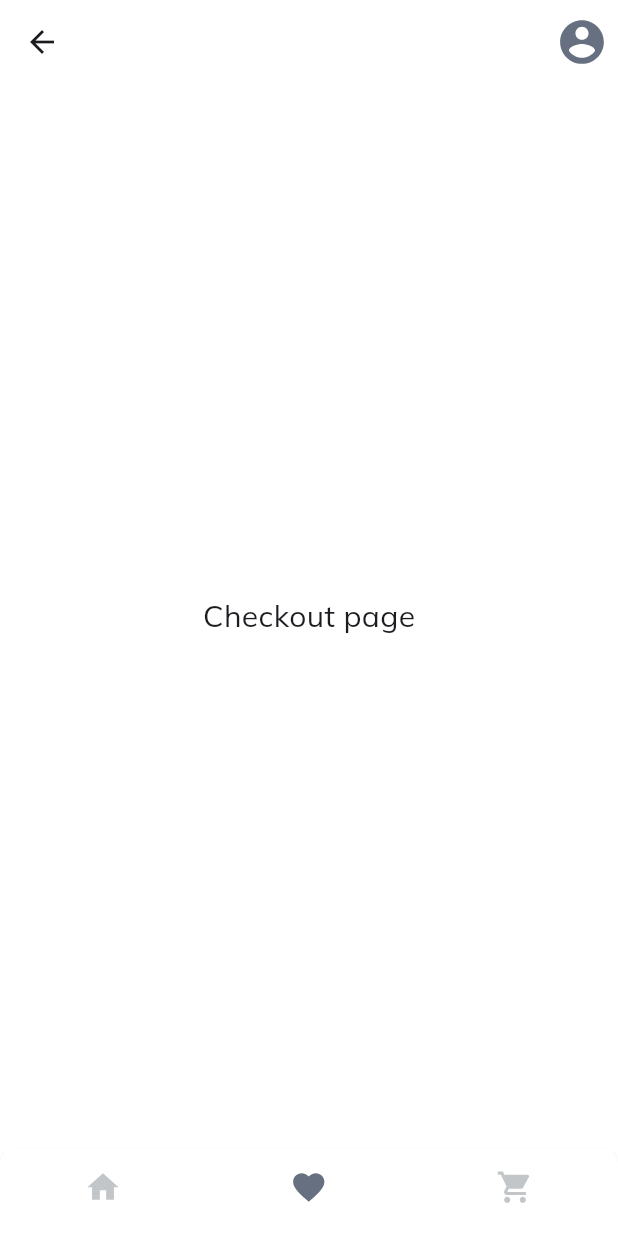
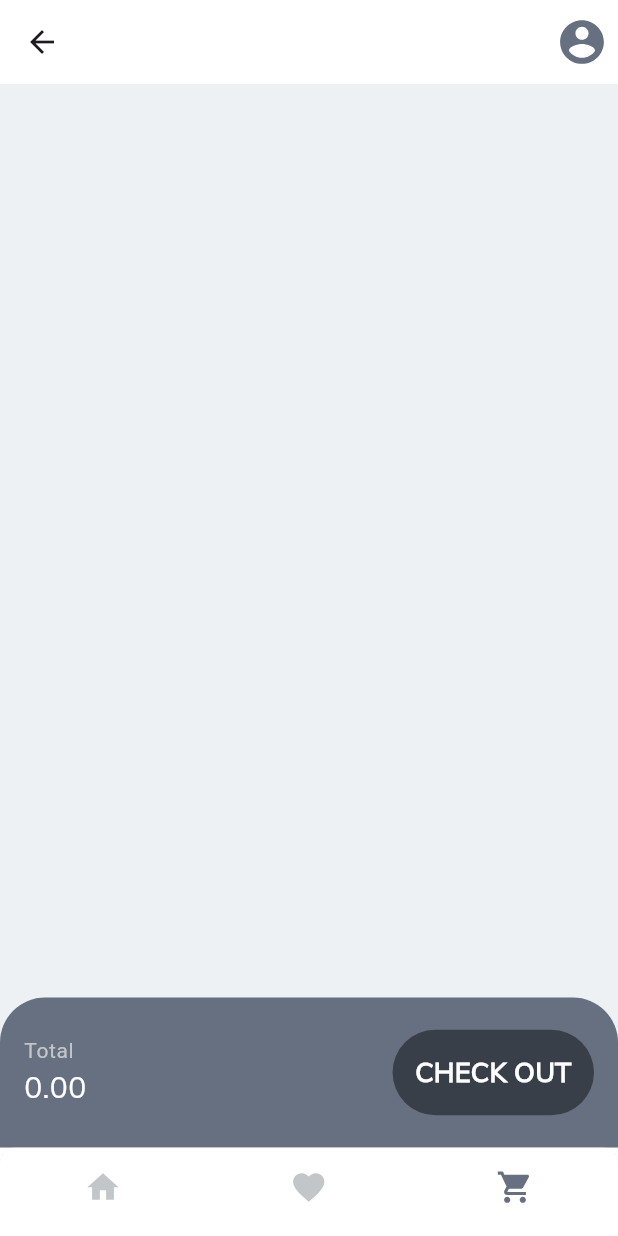
Before and after one commit to SzybkiRito/flutter_shopping_app, a Flutter app: the MainPage screen opened by its route, item 3 of the bottom bar chosen, on a phone screen of 412 x 824 dp. Run offline on Flutter 3.47's test engine with Material 3 defaults, Android fonts, the phone set to English and light mode, and no system bars; our stand-ins replace firebase_auth, firebase_core, flutter_bloc, flutter_svg, get_it, logger and 2 more; accounts and stored records are empty; network calls fail.

Commit message:
Update userId type to String in ShoppingCart model & Make Checkout page

```diff
--- /dev/null
+++ b/lib/bloc/checkout/checkout_event.dart
@@ -0,0 +1,17 @@
+part of 'checkout_bloc.dart';
+
+@immutable
+sealed class CheckoutEvent {}
+
+final class CheckoutFetchEvent extends CheckoutEvent {
+  final String userId;
+
+  CheckoutFetchEvent(this.userId);
+}
+
+final class CheckoutRemoveEvent extends CheckoutEvent {
+  final int index;
+  final ShoppingCart? cart;
+
+  CheckoutRemoveEvent(this.cart, this.index);
+}
--- /dev/null
+++ b/lib/bloc/checkout/checkout_state.dart
@@ -0,0 +1,24 @@
+part of 'checkout_bloc.dart';
+
+@immutable
+sealed class CheckoutState {}
+
+final class CheckoutInitial extends CheckoutState {}
+
+final class CheckoutLoading extends CheckoutState {}
+
+final class CheckoutLoaded extends CheckoutState {
+  final List<Product> products;
+  final List<ShoppingCart?> shoppingCarts;
+
+  CheckoutLoaded({
+    required this.products,
+    required this.shoppingCarts,
+  });
+}
+
+final class CheckoutError extends CheckoutState {
+  final String message;
+
+  CheckoutError({required this.message});
+}
--- a/lib/constants/models/shopping_cart.dart
+++ b/lib/constants/models/shopping_cart.dart
@@ -1,6 +1,6 @@
 class ShoppingCart {
   final int id;
-  final int userId;
+  final String userId;
   final int productId;
   final int quantity;
 
@@ -14,7 +14,7 @@ class ShoppingCart {
   factory ShoppingCart.fromSqflite(Map<String, dynamic> json) {
     return ShoppingCart(
       id: json['id'] as int,
-      userId: json['user_id'] as int,
+      userId: json['user_id'] as String,
       productId: json['product_id'] as int,
       quantity: json['quantity'] as int,
     );
@@ -23,7 +23,7 @@ class ShoppingCart {
   factory ShoppingCart.toSqflite(Map<String, dynamic> json) {
     return ShoppingCart(
       id: json['id'] as int,
-      userId: json['user_id'] as int,
+      userId: json['user_id'] as String,
       productId: json['product_id'] as int,
       quantity: json['quantity'] as int,
     );
--- a/lib/screens/checkout/checkout.dart
+++ b/lib/screens/checkout/checkout.dart
@@ -1,13 +1,122 @@
 import 'package:flutter/material.dart';
+import 'package:flutter_bloc/flutter_bloc.dart';
+import 'package:shopping_app/bloc/checkout/checkout_bloc.dart';
+import 'package:shopping_app/constants/colors.dart';
+import 'package:shopping_app/services/authentication.dart';
+import 'package:shopping_app/services/service_locator.dart';
+import 'package:shopping_app/widgets/elevated_button.dart';
+import 'package:shopping_app/widgets/product/horizontal_product_card.dart';
+import 'package:shopping_app/widgets/top_rounded_container.dart';
 
-class Checkout extends StatelessWidget {
+class Checkout extends StatefulWidget {
   const Checkout({super.key});
 
   @override
+  State<Checkout> createState() => _CheckoutState();
+}
+
+class _CheckoutState extends State<Checkout> {
+  String? userId;
+
+  @override
+  void initState() {
+    super.initState();
+    userId = serviceLocator<Authentication>().userId;
+  }
+
+  @override
   Widget build(BuildContext context) {
-    return const Scaffold(
-      body: Center(
-        child: Text('Checkout page'),
+    return Scaffold(
+      backgroundColor: SphereShopColors.secondaryColor,
+      body: BlocProvider(
+        create: (context) => CheckoutBloc()
+          ..add(
+            CheckoutFetchEvent(userId ?? '0'),
+          ),
+        child: BlocBuilder<CheckoutBloc, CheckoutState>(
+          builder: (context, state) {
+            if (state is CheckoutLoading) {
+              return const Center(
+                child: CircularProgressIndicator(),
+              );
+            } else if (state is CheckoutError) {
+              return Center(
+                child: Text(state.message),
+              );
+            } else if (state is CheckoutLoaded) {
+              return Stack(
+                children: [
+                  Padding(
+                    padding: const EdgeInsets.only(bottom: 100.0), // Height of TopRoundedContainer
+                    child: ListView.builder(
+                      itemCount: state.products.length,
+                      itemBuilder: (context, index) {
+                        return Dismissible(
+                          key: UniqueKey(),
+                          onDismissed: (direction) => context.read<CheckoutBloc>().add(
+                                CheckoutRemoveEvent(
+                                  state.shoppingCarts[index],
+                                  index,
+                                ),
+                              ),
+                          child: Padding(
+                            padding: const EdgeInsets.all(8.0),
+                            child: HorizontalProductCard(product: state.products[index]),
+                          ),
+                        );
+                      },
+                    ),
+                  ),
+                  Align(
+                    alignment: Alignment.bottomCenter,
+                    child: TopRoundedContainer(
+                      child: Row(
+                        mainAxisAlignment: MainAxisAlignment.start,
+                        crossAxisAlignment: CrossAxisAlignment.center,
+                        children: [
+                          Column(
+                            mainAxisAlignment: MainAxisAlignment.center,
+                            crossAxisAlignment: CrossAxisAlignment.start,
+                            children: [
+                              Text(
+                                'Total',
+                                style: Theme.of(context).textTheme.bodySmall!.copyWith(
+                                      color: SphereShopColors.secondaryColorDark,
+                                      fontSize: 14,
+                                    ),
+                              ),
+                              Text(
+                                context.read<CheckoutBloc>().calculateTotalPrice(state.products),
+                                style: Theme.of(context).textTheme.bodyMedium!.copyWith(
+                                      color: SphereShopColors.white,
+                                    ),
+                              ),
+                            ],
+                          ),
+                          const Spacer(),
+                          SphereShopElevatedButton(
+                            backgroundColor: SphereShopColors.primaryColorDark,
+                            onPressed: () {},
+                            child: Text(
+                              'CHECK OUT',
+                              style: Theme.of(context).textTheme.titleMedium!.copyWith(
+                                    color: SphereShopColors.white,
+                                  ),
+                            ),
+                          )
+                        ],
+                      ),
+                    ),
+                  )
+                ],
+              );
+            } else {
+              return const Center(
+                child: Text('Something went wrong'),
+              );
+            }
+          },
+        ),
       ),
     );
   }
--- a/lib/widgets/bottom_navigation_bar.dart
+++ b/lib/widgets/bottom_navigation_bar.dart
@@ -46,7 +46,7 @@ class _AppBottomNavigationBarState extends State<AppBottomNavigationBar> {
             icon: SvgPicture.asset(
               'assets/icons/favorite.svg',
               colorFilter: ColorFilter.mode(
-                widget.selectedIndex == 2 ? SphereShopColors.primaryColor : SphereShopColors.secondaryColorDark,
+                widget.selectedIndex == 1 ? SphereShopColors.primaryColor : SphereShopColors.secondaryColorDark,
                 BlendMode.srcIn,
               ),
             ),
@@ -56,7 +56,7 @@ class _AppBottomNavigationBarState extends State<AppBottomNavigationBar> {
             icon: SvgPicture.asset(
               'assets/icons/shopping_cart.svg',
               colorFilter: ColorFilter.mode(
-                widget.selectedIndex == 3 ? SphereShopColors.primaryColor : SphereShopColors.secondaryColorDark,
+                widget.selectedIndex == 2 ? SphereShopColors.primaryColor : SphereShopColors.secondaryColorDark,
                 BlendMode.srcIn,
               ),
             ),
--- /dev/null
+++ b/lib/widgets/top_rounded_container.dart
@@ -0,0 +1,28 @@
+import 'package:flutter/material.dart';
+import 'package:shopping_app/constants/colors.dart';
+
+class TopRoundedContainer extends StatelessWidget {
+  final Widget child;
+  const TopRoundedContainer({
+    super.key,
+    required this.child,
+  });
+
+  @override
+  Widget build(BuildContext context) {
+    return Container(
+      height: 100,
+      decoration: BoxDecoration(
+        color: SphereShopColors.primaryColor,
+        borderRadius: const BorderRadius.only(
+          topLeft: Radius.circular(30.0),
+          topRight: Radius.circular(30.0),
+        ),
+      ),
+      child: Padding(
+        padding: const EdgeInsets.all(16.0),
+        child: child,
+      ),
+    );
+  }
+}
```
Also changed, not shown: lib/bloc/checkout/checkout_bloc.dart (added, +75 -0 lines), lib/screens/product_preview/product_preview.dart (+12 -19 lines), lib/services/service_shopping_cart_sqflite.dart (+32 -8 lines).
